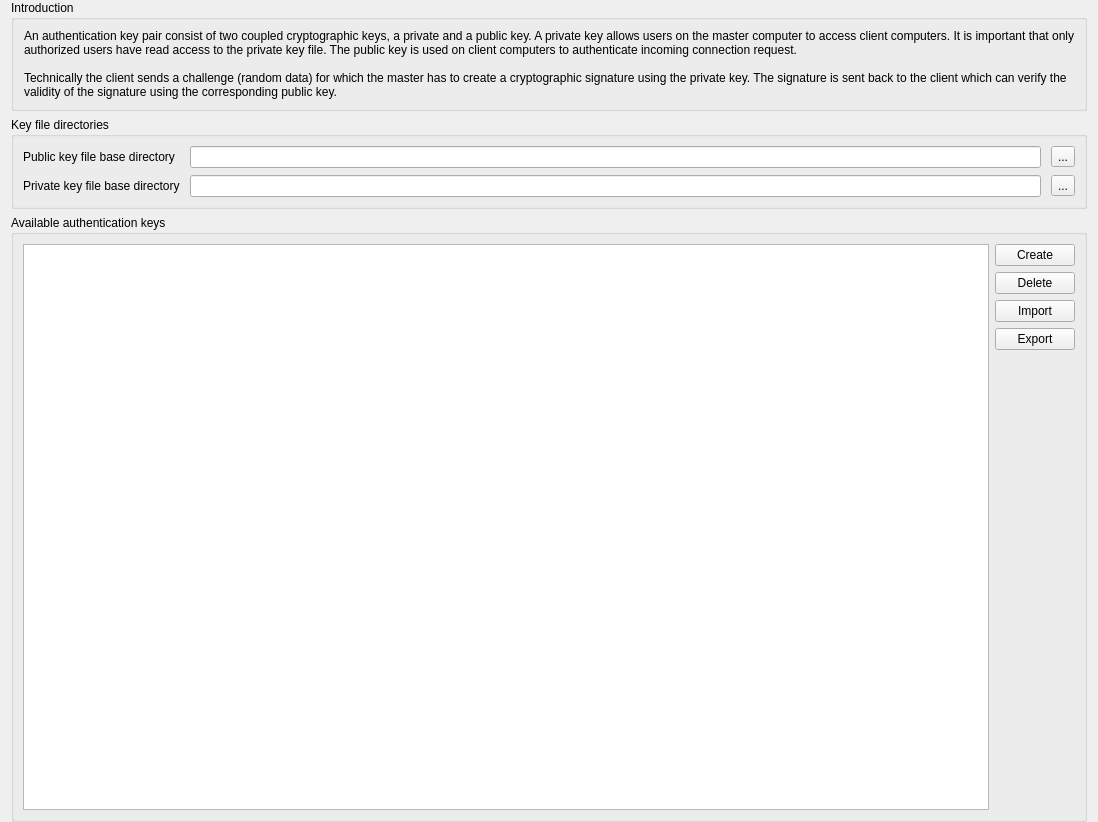
The window that plugins/authkeys/AuthKeysConfigurationPage.ui (veyon/veyon) describes before a commit, drawn with Qt 5.
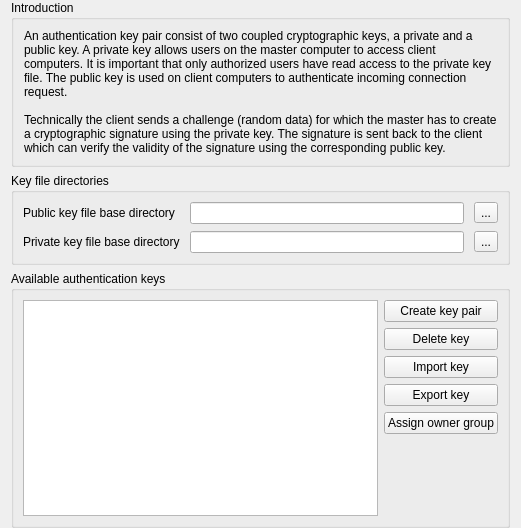
The same window after the commit. Icons and pictures are not drawn.

Commit message: AuthKeys: ConfigurationPage: add group assign support

Diff of the .ui file:
```diff
--- a/plugins/authkeys/AuthKeysConfigurationPage.ui
+++ b/plugins/authkeys/AuthKeysConfigurationPage.ui
@@ -6,8 +6,8 @@
    <rect>
     <x>0</x>
     <y>0</y>
-    <width>1098</width>
-    <height>822</height>
+    <width>521</width>
+    <height>528</height>
    </rect>
   </property>
   <property name="windowTitle">
@@ -142,6 +142,9 @@
         <property name="selectionBehavior">
          <enum>QAbstractItemView::SelectRows</enum>
         </property>
+        <attribute name="horizontalHeaderStretchLastSection">
+         <bool>true</bool>
+        </attribute>
         <attribute name="verticalHeaderVisible">
          <bool>false</bool>
         </attribute>
@@ -152,28 +155,35 @@
         <item>
          <widget class="QPushButton" name="createKeyPair">
           <property name="text">
-           <string>Create</string>
+           <string>Create key pair</string>
           </property>
          </widget>
         </item>
         <item>
          <widget class="QPushButton" name="deleteKey">
           <property name="text">
-           <string>Delete</string>
+           <string>Delete key</string>
           </property>
          </widget>
         </item>
         <item>
          <widget class="QPushButton" name="importKey">
           <property name="text">
-           <string>Import</string>
+           <string>Import key</string>
           </property>
          </widget>
         </item>
         <item>
          <widget class="QPushButton" name="exportKey">
           <property name="text">
-           <string>Export</string>
+           <string>Export key</string>
+          </property>
+         </widget>
+        </item>
+        <item>
+         <widget class="QPushButton" name="assignOwnerGroup">
+          <property name="text">
+           <string>Assign owner group</string>
           </property>
          </widget>
         </item>
```
The commit also changes 2 other files.
